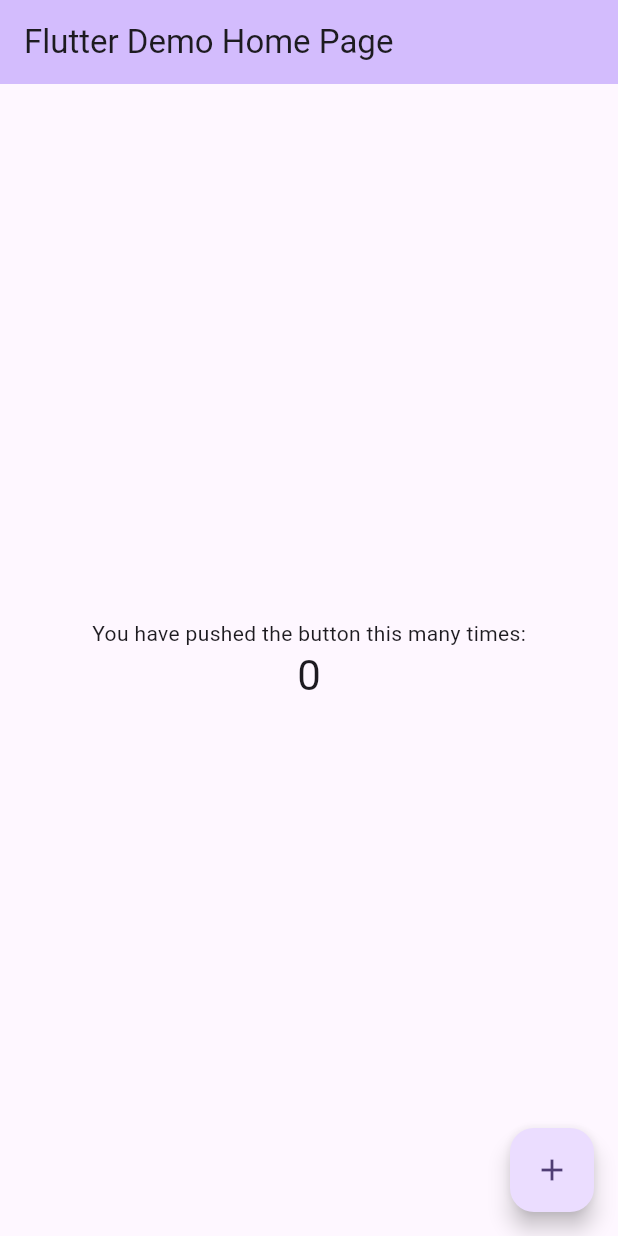
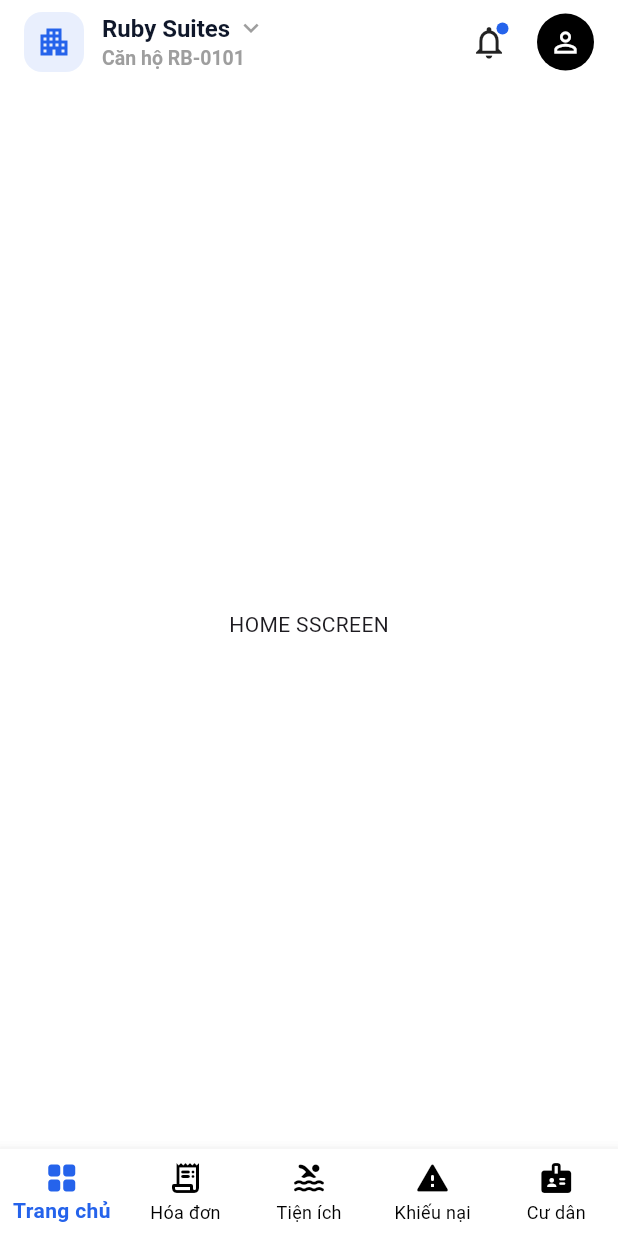
Before and after one commit to FrameDragonDude/SmartBuilding, a Flutter app: the screen it shows after launch, on a phone screen of 412 x 824 dp. Run offline on Flutter 3.47's test engine with Material 3 defaults, Android fonts, the phone set to English and light mode, and no system bars; our stand-ins replace google_fonts.

Commit message:
setup thu vien, appbar, bottombar, cac screen

```diff
--- /dev/null
+++ b/mobile/lib/configs/theme/app_color.dart
@@ -0,0 +1,22 @@
+import 'package:flutter/material.dart';
+
+class AppColors {
+  // Brand & Background Colors
+  static const primary = Color(0xFF0F172A);
+  static const secondary = Color(0xFF2563EB);
+  static const tertiary = Color(0xFF10B981);
+  static const neutral = Color(0xFF64748B);
+
+  static const background = Color(0xFF141519);
+  static const secondBackground = Color(0xFF1D1E22);
+  //static const cardBackground = Color(0xFF262832);
+
+  // Button Colors
+  static const primaryButton = Color(0xFFFFDF6D);
+  static const secondaryButton = Color(0xFF2C2E38);
+
+  // Text Colors
+  static const textPrimary = Colors.white;
+  static const textSecondary = Colors.white54;
+  static const textMuted = Colors.white38;
+}
--- /dev/null
+++ b/mobile/lib/configs/theme/app_theme.dart
@@ -0,0 +1,47 @@
+import 'package:flutter/material.dart';
+import 'package:google_fonts/google_fonts.dart';
+
+import 'app_color.dart';
+
+class AppTheme {
+
+  static final appTheme = ThemeData(
+      primaryColor: AppColors.primary,
+      scaffoldBackgroundColor: AppColors.background,
+      brightness: Brightness.dark,
+      textTheme: GoogleFonts.interTextTheme(
+        ThemeData.dark().textTheme,
+      ),
+      snackBarTheme: const SnackBarThemeData(
+        backgroundColor: AppColors.background,
+        contentTextStyle: TextStyle(color: Colors.black),
+      ),
+      inputDecorationTheme: InputDecorationTheme(
+          filled: true,
+          fillColor: const Color(0xff2C2B2B) ,
+          hintStyle: const TextStyle(
+            color: Colors.black,
+            fontWeight: FontWeight.w400,
+          ),
+          contentPadding: const EdgeInsets.all(16),
+          border: OutlineInputBorder(
+              borderRadius: BorderRadius.circular(4),
+              borderSide: BorderSide.none
+          ),
+          enabledBorder: OutlineInputBorder(
+              borderRadius: BorderRadius.circular(4),
+              borderSide: BorderSide.none
+          )
+      ),
+      elevatedButtonTheme: ElevatedButtonThemeData(
+          style: ElevatedButton.styleFrom(
+              backgroundColor: AppColors.primary,
+              elevation: 0,
+              textStyle: const TextStyle(fontSize: 16,fontWeight: FontWeight.w400),
+              shape: RoundedRectangleBorder(
+                  borderRadius: BorderRadius.circular(100)
+              )
+          )
+      )
+  );
+}
--- a/mobile/lib/main.dart
+++ b/mobile/lib/main.dart
@@ -1,121 +1,72 @@
+import 'package:flutter/gestures.dart';
 import 'package:flutter/material.dart';
+import 'package:mobile/presentation/common%20widgets/bottom_bar.dart';
+import 'package:mobile/presentation/common%20widgets/custom_app_bar.dart';
+import 'package:mobile/presentation/screen/cu_dan_screen/cu_dan_screen.dart';
+import 'package:mobile/presentation/screen/hoa_don_screen/hoa_don_screen.dart';
+import 'package:mobile/presentation/screen/home_screen/home_screen.dart';
+import 'package:mobile/presentation/screen/khieu_nai_screen/khieu_nai_screen.dart';
+import 'package:mobile/presentation/screen/tien_ich_screen/tien_ich_screen.dart';
 
-void main() {
+import 'configs/theme/app_color.dart';
+
+
+Future<void> main() async {
+  WidgetsFlutterBinding.ensureInitialized();
+
   runApp(const MyApp());
 }
 
-class MyApp extends StatelessWidget {
+class AppScrollBehavior extends MaterialScrollBehavior {
+  @override
+  Set<PointerDeviceKind> get dragDevices => {
+    PointerDeviceKind.touch,
+    PointerDeviceKind.mouse,
+    PointerDeviceKind.trackpad,
+    PointerDeviceKind.stylus,
+  };
+}
+
+class MyApp extends StatefulWidget {
   const MyApp({super.key});
 
-  // This widget is the root of your application.
+  @override
+  State<MyApp> createState() => _MyAppState();
+}
+
+class _MyAppState extends State<MyApp> {
+  int _selectedIndex = 0;
+
+  final List<Widget> _screens = const [
+    HomeScreen(),
+    HoaDonScreen(),
+    TienIchScreen(),
+    KhieuNaiScreen(),
+    CuDanScreen()
+  ];
+
   @override
   Widget build(BuildContext context) {
     return MaterialApp(
-      title: 'Flutter Demo',
-      theme: ThemeData(
-        // This is the theme of your application.
-        //
-        // TRY THIS: Try running your application with "flutter run". You'll see
-        // the application has a purple toolbar. Then, without quitting the app,
-        // try changing the seedColor in the colorScheme below to Colors.green
-        // and then invoke "hot reload" (save your changes or press the "hot
-        // reload" button in a Flutter-supported IDE, or press "r" if you used
-        // the command line to start the app).
-        //
-        // Notice that the counter didn't reset back to zero; the application
-        // state is not lost during the reload. To reset the state, use hot
-        // restart instead.
-        //
-        // This works for code too, not just values: Most code changes can be
-        // tested with just a hot reload.
-        colorScheme: .fromSeed(seedColor: Colors.deepPurple),
-      ),
-      home: const MyHomePage(title: 'Flutter Demo Home Page'),
-    );
-  }
-}
-
-class MyHomePage extends StatefulWidget {
-  const MyHomePage({super.key, required this.title});
-
-  // This widget is the home page of your application. It is stateful, meaning
-  // that it has a State object (defined below) that contains fields that affect
-  // how it looks.
-
-  // This class is the configuration for the state. It holds the values (in this
-  // case the title) provided by the parent (in this case the App widget) and
-  // used by the build method of the State. Fields in a Widget subclass are
-  // always marked "final".
-
-  final String title;
-
-  @override
-  State<MyHomePage> createState() => _MyHomePageState();
-}
-
-class _MyHomePageState extends State<MyHomePage> {
-  int _counter = 0;
-
-  void _incrementCounter() {
-    setState(() {
-      // This call to setState tells the Flutter framework that something has
-      // changed in this State, which causes it to rerun the build method below
-      // so that the display can reflect the updated values. If we changed
-      // _counter without calling setState(), then the build method would not be
-      // called again, and so nothing would appear to happen.
-      _counter++;
-    });
-  }
-
-  @override
-  Widget build(BuildContext context) {
-    // This method is rerun every time setState is called, for instance as done
-    // by the _incrementCounter method above.
-    //
-    // The Flutter framework has been optimized to make rerunning build methods
-    // fast, so that you can just rebuild anything that needs updating rather
-    // than having to individually change instances of widgets.
-    return Scaffold(
-      appBar: AppBar(
-        // TRY THIS: Try changing the color here to a specific color (to
-        // Colors.amber, perhaps?) and trigger a hot reload to see the AppBar
-        // change color while the other colors stay the same.
-        backgroundColor: Theme.of(context).colorScheme.inversePrimary,
-        // Here we take the value from the MyHomePage object that was created by
-        // the App.build method, and use it to set our appbar title.
-        title: Text(widget.title),
-      ),
-      body: Center(
-        // Center is a layout widget. It takes a single child and positions it
-        // in the middle of the parent.
-        child: Column(
-          // Column is also a layout widget. It takes a list of children and
-          // arranges them vertically. By default, it sizes itself to fit its
-          // children horizontally, and tries to be as tall as its parent.
-          //
-          // Column has various properties to control how it sizes itself and
-          // how it positions its children. Here we use mainAxisAlignment to
-          // center the children vertically; the main axis here is the vertical
-          // axis because Columns are vertical (the cross axis would be
-          // horizontal).
-          //
-          // TRY THIS: Invoke "debug painting" (choose the "Toggle Debug Paint"
-          // action in the IDE, or press "p" in the console), to see the
-          // wireframe for each widget.
-          mainAxisAlignment: .center,
-          children: [
-            const Text('You have pushed the button this many times:'),
-            Text(
-              '$_counter',
-              style: Theme.of(context).textTheme.headlineMedium,
-            ),
-          ],
+      debugShowCheckedModeBanner: false,
+      title: 'Smart Building',
+      scrollBehavior: AppScrollBehavior(),
+      theme: ThemeData.light(),
+      home: Scaffold(
+        appBar: CustomAppBar(),
+        backgroundColor: AppColors.textSecondary,
+        bottomNavigationBar: BottomBar(
+          selectedIdx: _selectedIndex,
+          onTap: (index) {
+            setState(() {
+              _selectedIndex = index;
+            });
+          },
         ),
-      ),
-      floatingActionButton: FloatingActionButton(
-        onPressed: _incrementCounter,
-        tooltip: 'Increment',
-        child: const Icon(Icons.add),
+        body: IndexedStack(
+          index: _selectedIndex,
+          children: _screens,
+        ),
       ),
     );
   }
--- /dev/null
+++ b/mobile/lib/presentation/common widgets/bottom_bar.dart
@@ -0,0 +1,55 @@
+import 'package:flutter/material.dart';
+
+import '../../configs/theme/app_color.dart';
+
+class BottomBar extends StatelessWidget {
+  final int selectedIdx;
+  final ValueChanged onTap;
+
+  const BottomBar({
+    super.key,
+    required this.selectedIdx,
+    required this.onTap,
+  });
+
+  @override
+  Widget build(BuildContext context) {
+    return Container(
+      decoration: const BoxDecoration(
+        border: Border(top: BorderSide.none),
+        color: AppColors.textPrimary,
+      ),
+      child: BottomNavigationBar(
+        type: BottomNavigationBarType.fixed,
+        backgroundColor: AppColors.textPrimary,
+        items: const [
+          BottomNavigationBarItem(
+            icon: Icon(Icons.grid_view_rounded),
+            label: 'Trang chủ',
+          ),
+          BottomNavigationBarItem(
+            icon: Icon(Icons.receipt_long_rounded),
+            label: 'Hóa đơn',
+          ),
+          BottomNavigationBarItem(
+            icon: Icon(Icons.pool_rounded),
+            label: 'Tiện ích',
+          ),
+          BottomNavigationBarItem(
+            icon: Icon(Icons.report_problem_rounded),
+            label: 'Khiếu nại',
+          ),
+          BottomNavigationBarItem(
+            icon: Icon(Icons.badge_rounded),
+            label: 'Cư dân',
+          ),
+        ],
+        currentIndex: selectedIdx,
+        selectedItemColor: AppColors.secondary,
+        selectedLabelStyle: TextStyle(fontWeight: FontWeight.bold),
+        unselectedItemColor: Colors.black,
+        onTap: onTap,
+      ),
+    );
+  }
+}
--- /dev/null
+++ b/mobile/lib/presentation/common widgets/custom_app_bar.dart
@@ -0,0 +1,131 @@
+import 'package:flutter/material.dart';
+import '../../configs/theme/app_color.dart';
+
+class CustomAppBar extends StatelessWidget implements PreferredSizeWidget {
+  final String title;
+  final String subtitle;
+  final VoidCallback? onNotificationTap;
+  final VoidCallback? onProfileTap;
+  final VoidCallback? onDropdownTap;
+
+  const CustomAppBar({
+    super.key,
+    this.title = "Ruby Suites",
+    this.subtitle = "Căn hộ RB-0101",
+    this.onNotificationTap,
+    this.onProfileTap,
+    this.onDropdownTap,
+  });
+
+  @override
+  Widget build(BuildContext context) {
+    return AppBar(
+      backgroundColor: Colors.white,
+      elevation: 0,
+      automaticallyImplyLeading: false,
+      titleSpacing: 16,
+      title: Row(
+        children: [
+          Container(
+            padding: const EdgeInsets.all(8),
+            decoration: BoxDecoration(
+              color: AppColors.secondary.withOpacity(0.1),
+              borderRadius: BorderRadius.circular(12),
+            ),
+            child: const Icon(
+              Icons.apartment,
+              color: AppColors.secondary,
+              size: 24,
+            ),
+          ),
+          const SizedBox(width: 12),
+          // Title & Subtitle
+          Expanded(
+            child: InkWell(
+              onTap: onDropdownTap,
+              child: Column(
+                crossAxisAlignment: CrossAxisAlignment.start,
+                mainAxisAlignment: MainAxisAlignment.center,
+                children: [
+                  Row(
+                    children: [
+                      Text(
+                        title,
+                        style: const TextStyle(
+                          color: AppColors.primary,
+                          fontSize: 16,
+                          fontWeight: FontWeight.bold,
+                        ),
+                      ),
+                      const SizedBox(width: 4),
+                      const Icon(
+                        Icons.keyboard_arrow_down,
+                        color: Colors.grey,
+                        size: 20,
+                      ),
+                    ],
+                  ),
+                  const SizedBox(height: 2),
+                  Text(
+                    subtitle,
+                    style: const TextStyle(
+                      color: Colors.grey,
+                      fontSize: 13,
+                      fontWeight: FontWeight.bold,
+                    ),
+                  ),
+                ],
+              ),
+            ),
+          ),
+          // Notification Bell
+          Stack(
+            children: [
+              IconButton(
+                onPressed: onNotificationTap,
+                icon: const Icon(
+                  Icons.notifications_outlined,
+                  color: Colors.black87,
+                  size: 26,
+                ),
+              ),
+              Positioned(
+                right: 11,
+                top: 11,
+                child: Container(
+                  width: 8,
+                  height: 8,
+                  decoration: const BoxDecoration(
+                    color: AppColors.secondary,
+                    shape: BoxShape.circle,
+                  ),
+                ),
+              ),
+            ],
+          ),
+          const SizedBox(width: 8),
+          // Profile Avatar Button
+          GestureDetector(
+            onTap: onProfileTap,
+            child: Container(
+              width: 38,
+              height: 38,
+              decoration: const BoxDecoration(
+                color: Colors.black,
+                shape: BoxShape.circle,
+              ),
+              child: const Icon(
+                Icons.person_outline,
+                color: Colors.white,
+                size: 22,
+              ),
+            ),
+          ),
+        ],
+      ),
+    );
+  }
+
+  @override
+  Size get preferredSize => const Size.fromHeight(kToolbarHeight + 10);
+}
--- /dev/null
+++ b/mobile/lib/presentation/screen/cu_dan_screen/cu_dan_screen.dart
@@ -0,0 +1,11 @@
+import 'package:flutter/cupertino.dart';
+
+class CuDanScreen extends StatelessWidget {
+  const CuDanScreen({super.key});
+
+  @override
+  Widget build(BuildContext context) {
+    return
+      SafeArea(child: Center(child: Text("CU DAN SSCREEN"),));
+  }
+}
--- /dev/null
+++ b/mobile/lib/presentation/screen/hoa_don_screen/hoa_don_screen.dart
@@ -0,0 +1,11 @@
+import 'package:flutter/cupertino.dart';
+
+class HoaDonScreen extends StatelessWidget {
+  const HoaDonScreen({super.key});
+
+  @override
+  Widget build(BuildContext context) {
+    return
+      SafeArea(child: Center(child: Text("Hoa don SSCREEN"),));
+  }
+}
--- /dev/null
+++ b/mobile/lib/presentation/screen/home_screen/home_screen.dart
@@ -0,0 +1,14 @@
+import 'package:flutter/cupertino.dart';
+
+class HomeScreen extends StatelessWidget {
+  const HomeScreen({super.key});
+
+  @override
+  Widget build(BuildContext context) {
+    return SafeArea(
+      child: Center(
+        child: Text("HOME SSCREEN"),
+      ),
+    );
+  }
+}
--- /dev/null
+++ b/mobile/lib/presentation/screen/khieu_nai_screen/khieu_nai_screen.dart
@@ -0,0 +1,11 @@
+import 'package:flutter/cupertino.dart';
+
+class KhieuNaiScreen extends StatelessWidget {
+  const KhieuNaiScreen({super.key});
+
+  @override
+  Widget build(BuildContext context) {
+    return
+      SafeArea(child: Center(child: Text("KhieuNaiScreen"),));
+  }
+}
--- /dev/null
+++ b/mobile/lib/presentation/screen/tien_ich_screen/tien_ich_screen.dart
@@ -0,0 +1,11 @@
+import 'package:flutter/cupertino.dart';
+
+class TienIchScreen extends StatelessWidget {
+  const TienIchScreen({super.key});
+
+  @override
+  Widget build(BuildContext context) {
+    return
+      SafeArea(child: Center(child: Text("TienIchScreen"),));
+  }
+}
```
Also changed, not shown: mobile/pubspec.yaml (+8 -2 lines), mobile/pubspec.lock, 2 other files.
